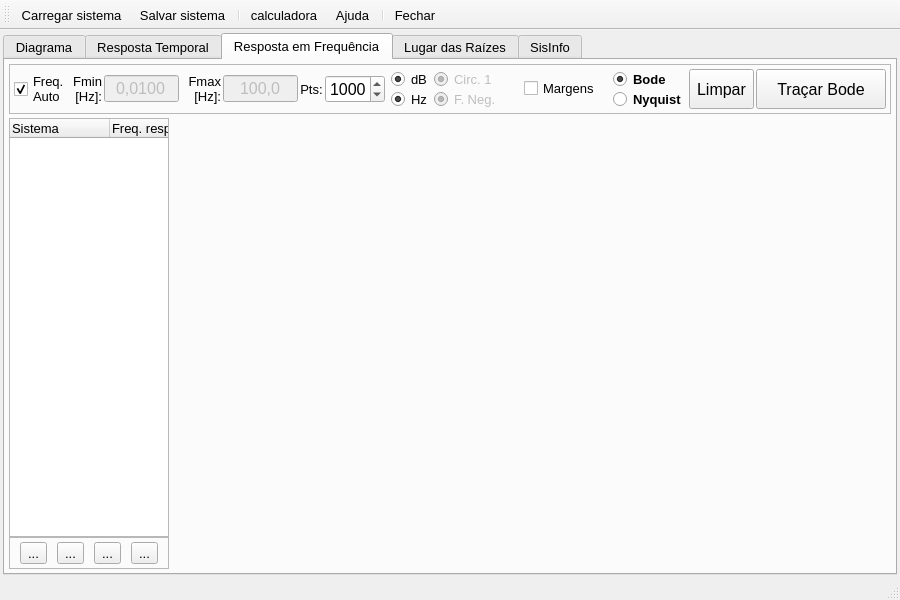
First picture: the form in MainWindow.ui, repository miguelmoreto/labcontrole, before the edit.
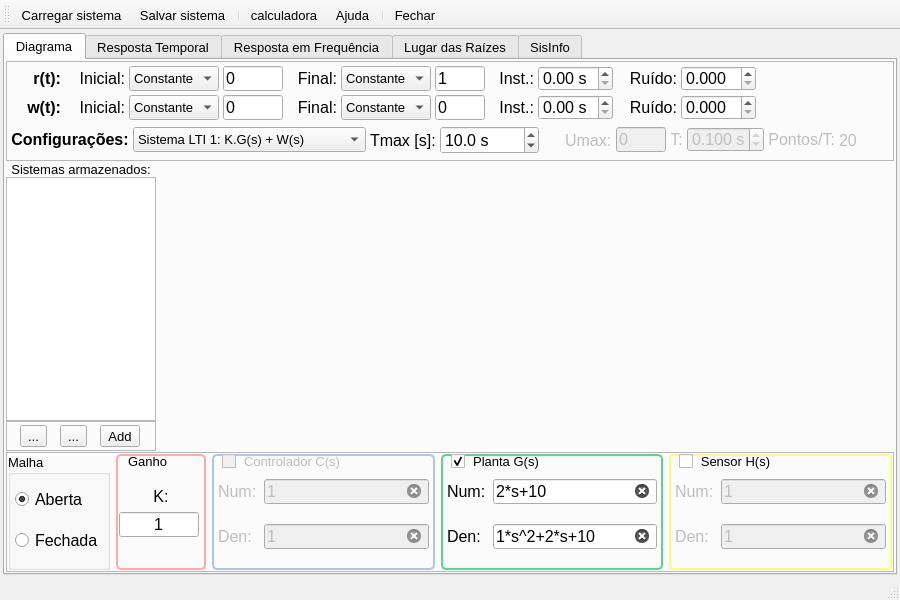
Second picture: the form after the edit. The open tabs and pages were chosen to show the change. Icons and pictures are not drawn. Custom widgets are drawn as their Qt base class.

Commit message: Added a TabWidget inside the frequency response main tab. This solves issues #37 and #52.

```diff
--- a/MainWindow.ui
+++ b/MainWindow.ui
@@ -2886,7 +2886,7 @@
         </item>
        </layout>
       </widget>
-      <widget class="QWidget" name="tabBode">
+      <widget class="QWidget" name="tabFreqResp">
        <attribute name="title">
         <string>Resposta em Frequência</string>
        </attribute>
@@ -2926,7 +2926,7 @@
           <property name="frameShadow">
            <enum>QFrame::Raised</enum>
           </property>
-          <layout class="QHBoxLayout" name="horizontalLayout_8" stretch="0,0,0,0,0,0,0,0,0,0,0,0,0">
+          <layout class="QHBoxLayout" name="horizontalLayout_8" stretch="0,0,0,0,0,0,0,0,0,0,0,0">
            <property name="spacing">
             <number>2</number>
            </property>
@@ -3306,7 +3306,7 @@
                  <string>Habilita o traçado do círculo unitário no diagrama de Nyquist.</string>
                 </property>
                 <property name="text">
-                 <string>Circ. 1</string>
+                 <string>Circulo 1</string>
                 </property>
                 <property name="checked">
                  <bool>true</bool>
@@ -3325,7 +3325,7 @@
                  <string>Habilita traçado do diagrama de nyquist com freq. negativa.</string>
                 </property>
                 <property name="text">
-                 <string>F. Neg.</string>
+                 <string>Freq. Neg.</string>
                 </property>
                 <property name="checked">
                  <bool>true</bool>
@@ -3354,89 +3354,6 @@
              </property>
             </widget>
            </item>
-           <item>
-            <widget class="QFrame" name="frameBodeNyquist">
-             <property name="sizePolicy">
-              <sizepolicy hsizetype="Preferred" vsizetype="Expanding">
-               <horstretch>0</horstretch>
-               <verstretch>0</verstretch>
-              </sizepolicy>
-             </property>
-             <property name="minimumSize">
-              <size>
-               <width>0</width>
-               <height>0</height>
-              </size>
-             </property>
-             <property name="maximumSize">
-              <size>
-               <width>16777215</width>
-               <height>50</height>
-              </size>
-             </property>
-             <property name="frameShape">
-              <enum>QFrame::NoFrame</enum>
-             </property>
-             <property name="frameShadow">
-              <enum>QFrame::Plain</enum>
-             </property>
-             <property name="lineWidth">
-              <number>0</number>
-             </property>
-             <layout class="QVBoxLayout" name="verticalLayout_13">
-              <property name="spacing">
-               <number>0</number>
-              </property>
-              <property name="leftMargin">
-               <number>0</number>
-              </property>
-              <property name="topMargin">
-               <number>0</number>
-              </property>
-              <property name="rightMargin">
-               <number>0</number>
-              </property>
-              <property name="bottomMargin">
-               <number>0</number>
-              </property>
-              <item>
-               <widget class="QRadioButton" name="radioBtnBode">
-                <property name="font">
-                 <font>
-                  <pointsize>10</pointsize>
-                  <bold>true</bold>
-                 </font>
-                </property>
-                <property name="toolTip">
-                 <string>Para traçar o diagrama de Bode a partir dos dados da resposta em frequência.</string>
-                </property>
-                <property name="text">
-                 <string notr="true">Bode</string>
-                </property>
-                <property name="checked">
-                 <bool>true</bool>
-                </property>
-               </widget>
-              </item>
-              <item>
-               <widget class="QRadioButton" name="radioBtnNyquist">
-                <property name="font">
-                 <font>
-                  <pointsize>10</pointsize>
-                  <bold>true</bold>
-                 </font>
-                </property>
-                <property name="toolTip">
-                 <string>Para traçar o diagrama de Nyquist a partir dos dados da resposta em frequência.</string>
-                </property>
-                <property name="text">
-                 <string notr="true">Nyquist</string>
-                </property>
-               </widget>
-              </item>
-             </layout>
-            </widget>
-           </item>
            <item>
             <widget class="QPushButton" name="btnFreqResponseClearAxis">
              <property name="minimumSize">
@@ -3659,18 +3576,83 @@
            </widget>
           </item>
           <item>
-           <layout class="QVBoxLayout" name="VBoxLayoutBode">
-            <item>
-             <widget class="MatplotlibWidget" name="mplBode" native="true">
-              <property name="sizePolicy">
-               <sizepolicy hsizetype="Expanding" vsizetype="Expanding">
-                <horstretch>0</horstretch>
-                <verstretch>0</verstretch>
-               </sizepolicy>
+           <widget class="QTabWidget" name="tabWidgetFreqResp">
+            <property name="currentIndex">
+             <number>0</number>
+            </property>
+            <widget class="QWidget" name="tabBode">
+             <attribute name="title">
+              <string>Bode</string>
+             </attribute>
+             <layout class="QVBoxLayout" name="verticalLayout_16">
+              <property name="spacing">
+               <number>0</number>
               </property>
-             </widget>
-            </item>
-           </layout>
+              <property name="leftMargin">
+               <number>0</number>
+              </property>
+              <property name="topMargin">
+               <number>0</number>
+              </property>
+              <property name="rightMargin">
+               <number>0</number>
+              </property>
+              <property name="bottomMargin">
+               <number>0</number>
+              </property>
+              <item>
+               <layout class="QVBoxLayout" name="VBoxLayoutBode">
+                <item>
+                 <widget class="MatplotlibWidget" name="mplBode" native="true">
+                  <property name="sizePolicy">
+                   <sizepolicy hsizetype="Expanding" vsizetype="Expanding">
+                    <horstretch>0</horstretch>
+                    <verstretch>0</verstretch>
+                   </sizepolicy>
+                  </property>
+                 </widget>
+                </item>
+               </layout>
+              </item>
+             </layout>
+            </widget>
+            <widget class="QWidget" name="tabNyquist">
+             <attribute name="title">
+              <string>Nyquist</string>
+             </attribute>
+             <layout class="QVBoxLayout" name="verticalLayout_17">
+              <property name="spacing">
+               <number>0</number>
+              </property>
+              <property name="leftMargin">
+               <number>0</number>
+              </property>
+              <property name="topMargin">
+               <number>0</number>
+              </property>
+              <property name="rightMargin">
+               <number>0</number>
+              </property>
+              <property name="bottomMargin">
+               <number>0</number>
+              </property>
+              <item>
+               <layout class="QVBoxLayout" name="VBoxLayoutNyquist">
+                <item>
+                 <widget class="MatplotlibWidget" name="mplNyquist" native="true">
+                  <property name="sizePolicy">
+                   <sizepolicy hsizetype="Expanding" vsizetype="Expanding">
+                    <horstretch>0</horstretch>
+                    <verstretch>0</verstretch>
+                   </sizepolicy>
+                  </property>
+                 </widget>
+                </item>
+               </layout>
+              </item>
+             </layout>
+            </widget>
+           </widget>
           </item>
          </layout>
         </item>
```
Left out of the diff: 232 changed lines with no effect on the pictures. The commit also changes 2 other files.
